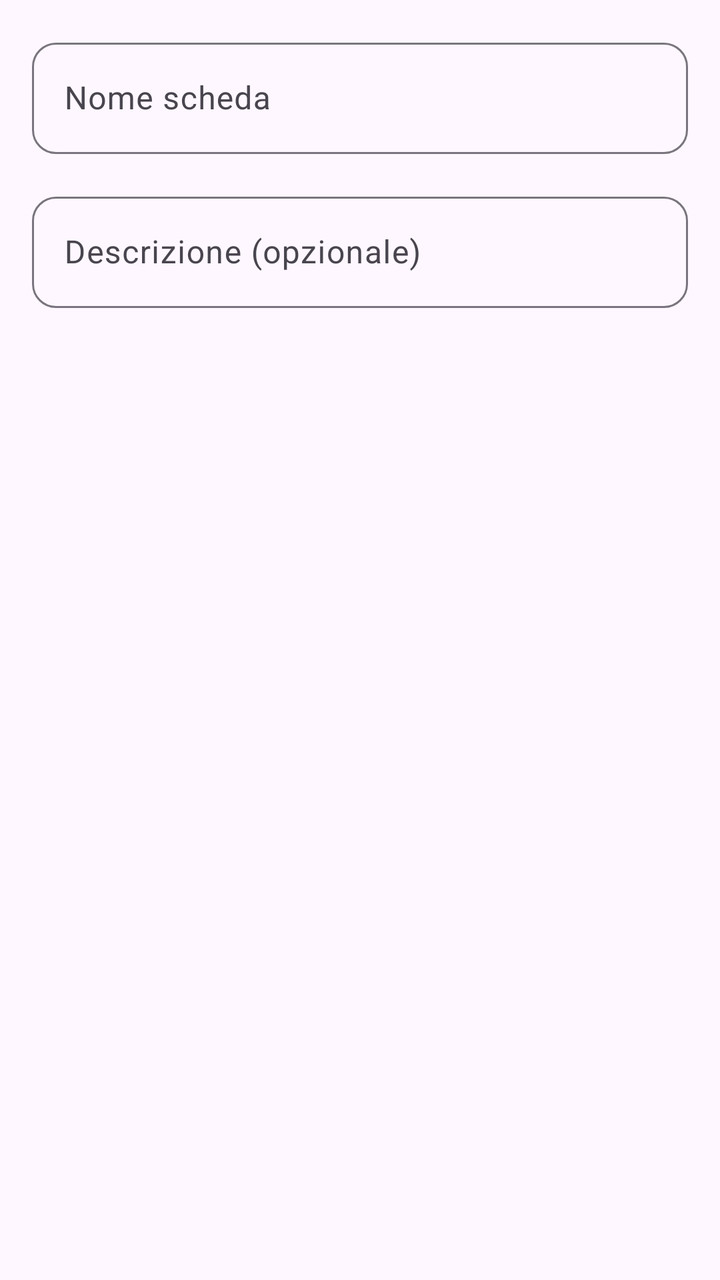
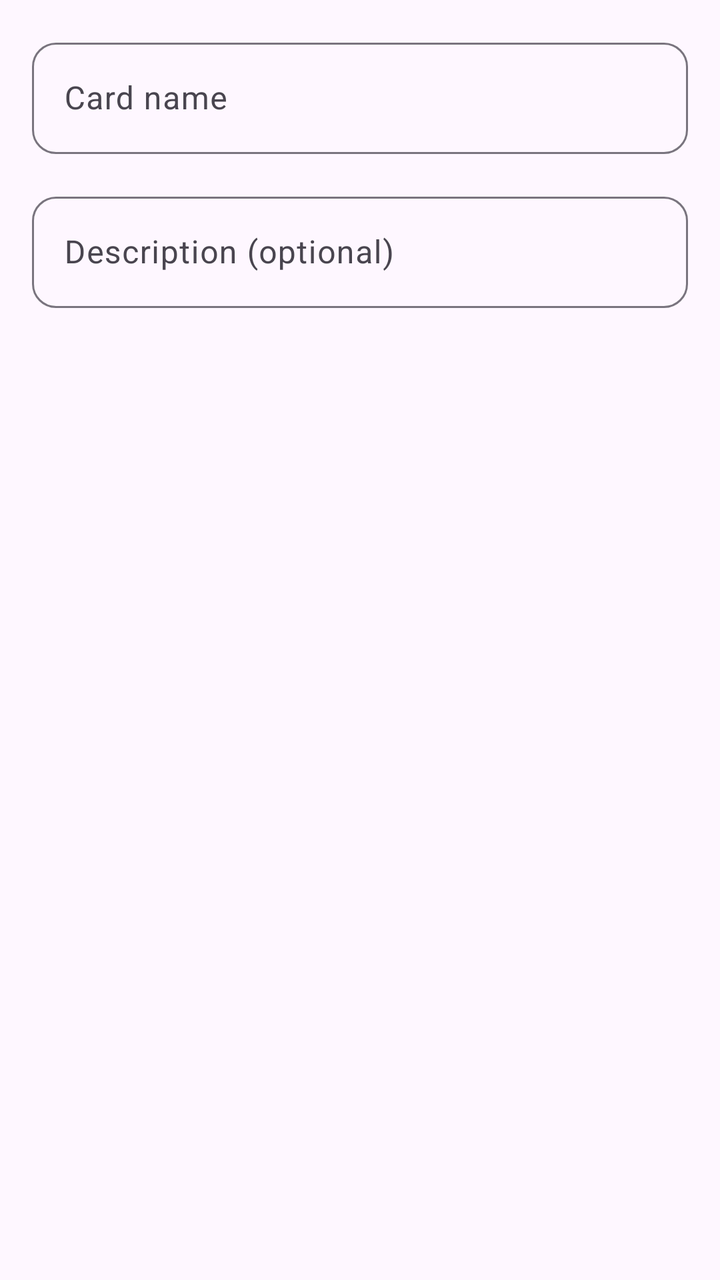

The first picture is an Android layout as it rendered before a commit; the second is the same layout after the commit. The layout source and the unified diff follow.
<!-- AndroidManifest.xml: application theme Theme.TrGym -->
<!-- res/layout/dialog_create_workout_card.xml -->
<?xml version="1.0" encoding="utf-8"?>
<LinearLayout xmlns:android="http://schemas.android.com/apk/res/android"
    xmlns:app="http://schemas.android.com/apk/res-auto"
    android:layout_width="match_parent"
    android:layout_height="wrap_content"
    android:orientation="vertical"
    android:padding="16dp">

    <com.google.android.material.textfield.TextInputLayout
        android:layout_width="match_parent"
        android:layout_height="wrap_content"
        android:layout_marginBottom="16dp"
        android:hint="Nome scheda"
        app:boxBackgroundMode="outline"
        app:boxCornerRadiusTopStart="12dp"
        app:boxCornerRadiusTopEnd="12dp"
        app:boxCornerRadiusBottomStart="12dp"
        app:boxCornerRadiusBottomEnd="12dp">

        <com.google.android.material.textfield.TextInputEditText
            android:id="@+id/workoutNameEditText"
            android:layout_width="match_parent"
            android:layout_height="wrap_content"
            android:inputType="textCapSentences"
            android:maxLines="1" />

    </com.google.android.material.textfield.TextInputLayout>

    <com.google.android.material.textfield.TextInputLayout
        android:layout_width="match_parent"
        android:layout_height="wrap_content"
        android:hint="Descrizione (opzionale)"
        app:boxBackgroundMode="outline"
        app:boxCornerRadiusTopStart="12dp"
        app:boxCornerRadiusTopEnd="12dp"
        app:boxCornerRadiusBottomStart="12dp"
        app:boxCornerRadiusBottomEnd="12dp">

        <com.google.android.material.textfield.TextInputEditText
            android:id="@+id/workoutDescriptionEditText"
            android:layout_width="match_parent"
            android:layout_height="wrap_content"
            android:inputType="textCapSentences|textMultiLine"
            android:maxLines="3" />

    </com.google.android.material.textfield.TextInputLayout>

</LinearLayout>
<!-- resources referenced by this layout -->
<resources>
  <style name="Theme.TrGym" parent="Theme.Material3.DayNight.NoActionBar">
          <item name="android:statusBarColor">@android:color/white</item>
          <item name="android:navigationBarColor">@android:color/white</item> 
          <item name="android:windowLightStatusBar">true</item>
          <item name="android:windowLightNavigationBar">true</item>
          <item name="android:windowSoftInputMode">adjustPan</item>
  
          
      </style>
</resources>

<!-- the commit's change to res/layout/dialog_create_workout_card.xml (unified diff, before → after) -->
@@ -10,7 +10,7 @@
         android:layout_width="match_parent"
         android:layout_height="wrap_content"
         android:layout_marginBottom="16dp"
-        android:hint="Nome scheda"
+        android:hint="Card name"
         app:boxBackgroundMode="outline"
         app:boxCornerRadiusTopStart="12dp"
         app:boxCornerRadiusTopEnd="12dp"
@@ -29,7 +29,7 @@
     <com.google.android.material.textfield.TextInputLayout
         android:layout_width="match_parent"
         android:layout_height="wrap_content"
-        android:hint="Descrizione (opzionale)"
+        android:hint="Description (optional)"
         app:boxBackgroundMode="outline"
         app:boxCornerRadiusTopStart="12dp"
         app:boxCornerRadiusTopEnd="12dp"
